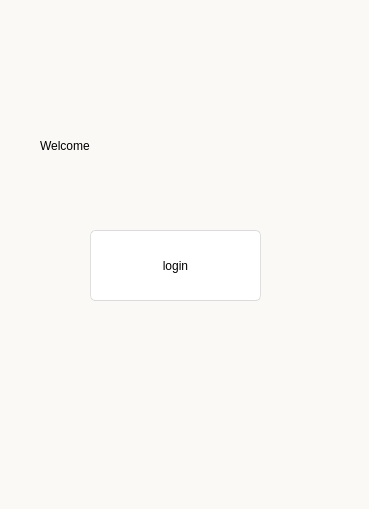
The window that GUI/welcome.ui (eldarandaly/HR-app-darandalyEdits) describes before a commit, drawn with Qt 5.
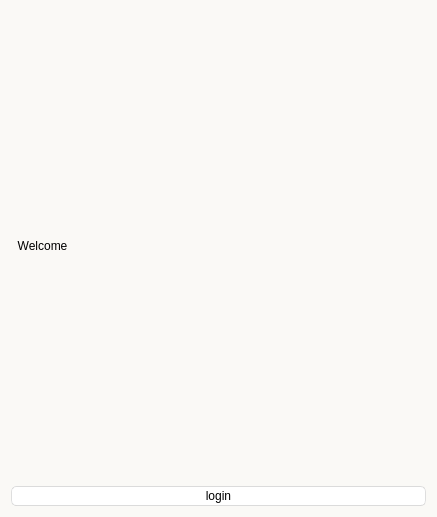
The same window after the commit.

```diff
--- a/GUI/welcome.ui
+++ b/GUI/welcome.ui
@@ -6,8 +6,8 @@
    <rect>
     <x>0</x>
     <y>0</y>
-    <width>369</width>
-    <height>509</height>
+    <width>437</width>
+    <height>517</height>
    </rect>
   </property>
   <property name="windowTitle">
@@ -16,15 +16,19 @@
   <property name="styleSheet">
    <string notr="true">background:rgb(250, 249, 246)</string>
   </property>
+  <layout class="QGridLayout" name="gridLayout">
+   <item row="0" column="0">
+    <widget class="QLabel" name="label">
+     <property name="styleSheet">
+      <string notr="true">font: 25 50pt &quot;Bahnschrift Light&quot;;</string>
+     </property>
+     <property name="text">
+      <string>  Welcome</string>
+     </property>
+    </widget>
+   </item>
+   <item row="1" column="0">
   <widget class="QPushButton" name="login_btn">
-   <property name="geometry">
-    <rect>
-     <x>90</x>
-     <y>230</y>
-     <width>171</width>
-     <height>71</height>
-    </rect>
-   </property>
    <property name="styleSheet">
     <string notr="true">QPushButton{
 	font: 25 18pt &quot;Bahnschrift Light&quot;;
@@ -80,22 +84,8 @@
     <string>login</string>
    </property>
   </widget>
-  <widget class="QLabel" name="label">
-   <property name="geometry">
-    <rect>
-     <x>40</x>
-     <y>110</y>
-     <width>281</width>
-     <height>71</height>
-    </rect>
-   </property>
-   <property name="styleSheet">
-    <string notr="true">font: 25 50pt &quot;Bahnschrift Light&quot;;</string>
-   </property>
-   <property name="text">
-    <string>Welcome</string>
-   </property>
-  </widget>
+   </item>
+  </layout>
  </widget>
  <resources/>
  <connections/>
```
Lines whose indentation alone changed are shown as unchanged.
